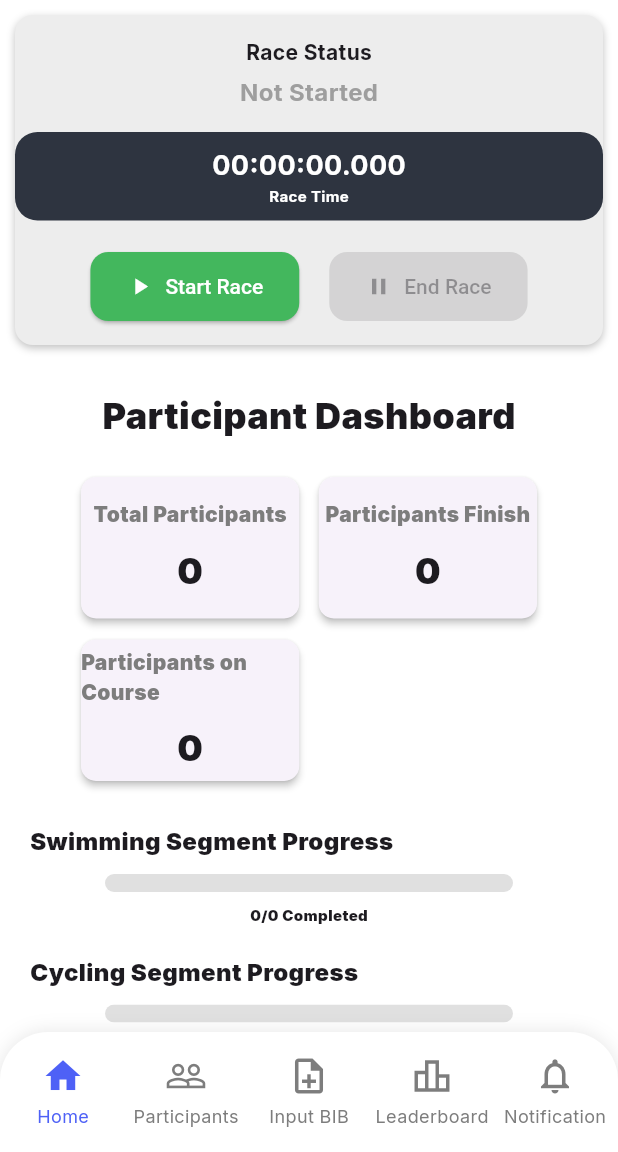
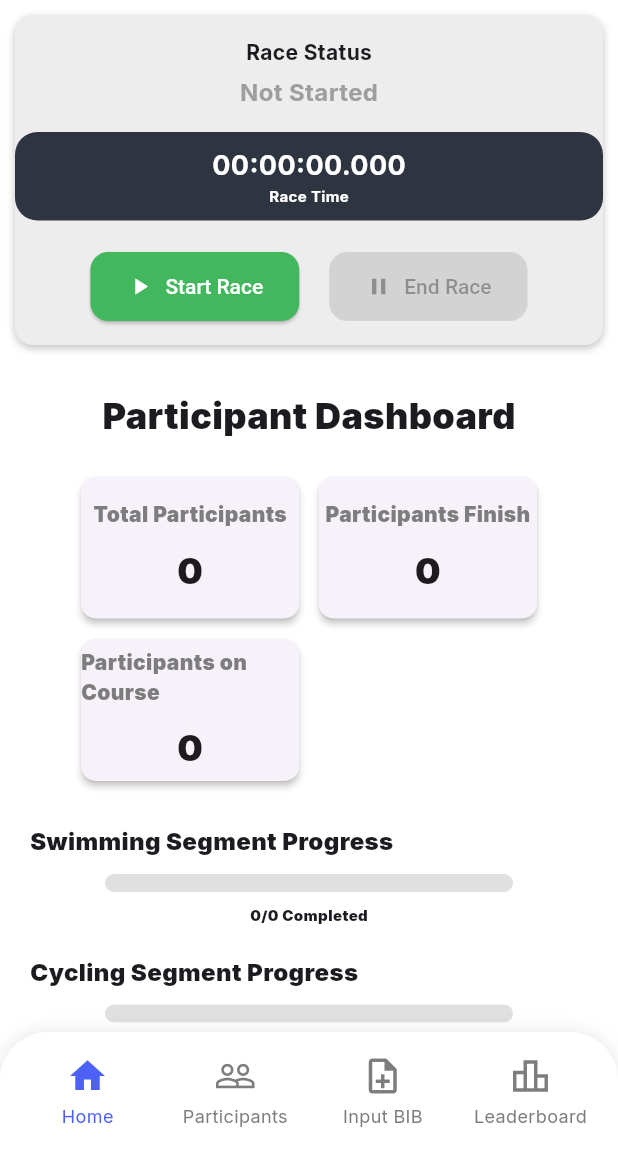
Before and after one commit to net-specter/TriTrack, a Flutter app: the screen it shows after launch, on a phone screen of 412 x 824 dp, the part 84-1236 px from its top. Run offline on Flutter 3.47's test engine with Material 3 defaults, Android fonts, the phone set to English and light mode, and no system bars; our stand-ins replace cloud_firestore, connectivity_plus, firebase_core, lottie; accounts and stored records are empty.

Commit message:
fix notification bottom bar

```diff
--- a/frontend/lib/app/router.dart
+++ b/frontend/lib/app/router.dart
@@ -10,5 +10,5 @@ final List<Widget> pages = [
   const AddParticipant(),
   const InputBib(),
   const Leaderboard(),
-  const Center(child: Text('Notification Page')),
+  // const Center(child: Text('Notification Page')),
 ];
--- a/frontend/lib/features/Navigation_Bar/bottom_bar.dart
+++ b/frontend/lib/features/Navigation_Bar/bottom_bar.dart
@@ -34,11 +34,11 @@ class _BottomBarState extends State<BottomBar> {
       activeIcon: Icons.leaderboard,
       label: 'Leaderboard',
     ),
-    BottomBarItem(
-      inactiveIcon: Icons.notifications_outlined,
-      activeIcon: Icons.notifications,
-      label: 'Notification',
-    ),
+    // BottomBarItem(
+    //   inactiveIcon: Icons.notifications_outlined,
+    //   activeIcon: Icons.notifications,
+    //   label: 'Notification',
+    // ),
   ];
 
   @override
```
